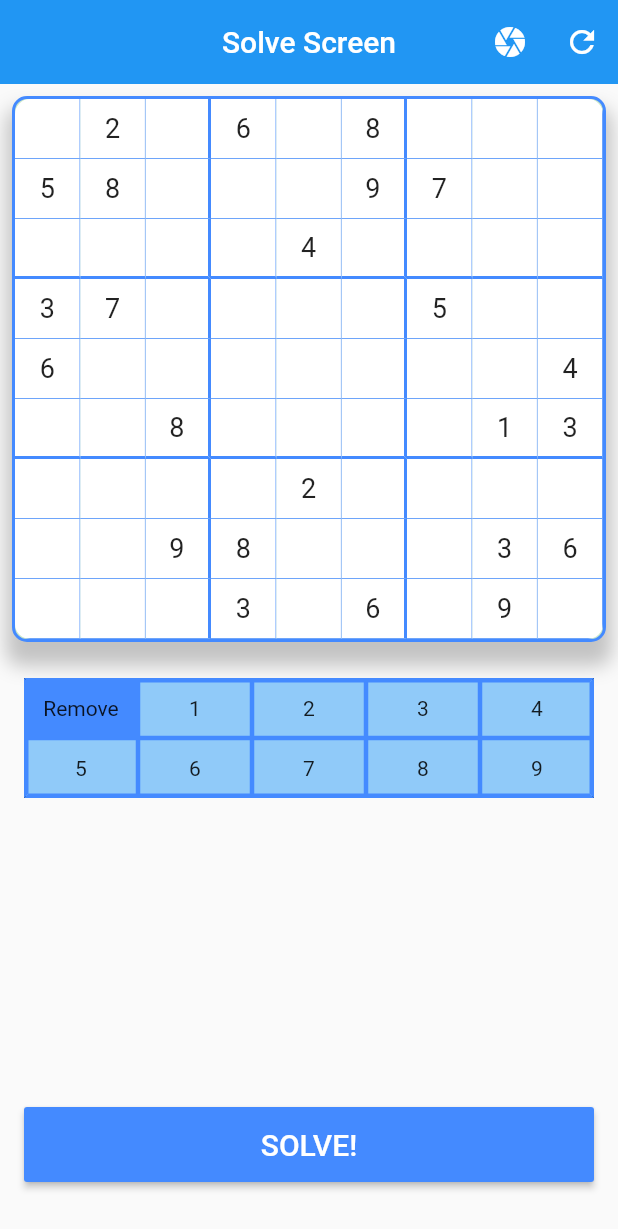
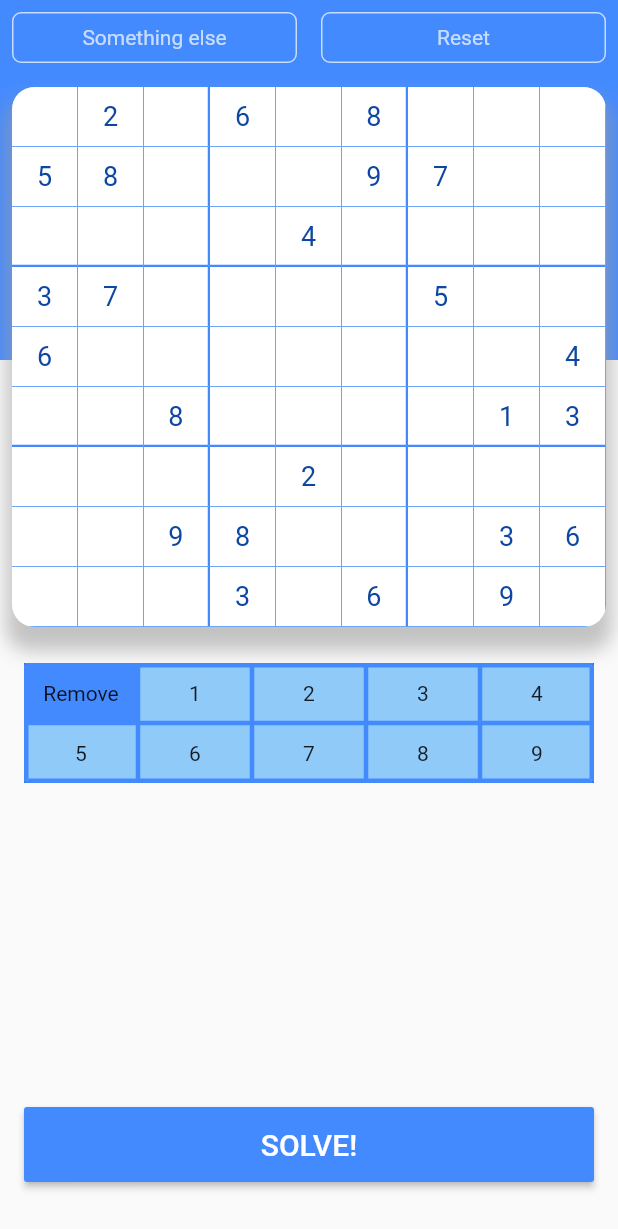
Before and after one commit to Flutter-Buddies/sudoku-solver, a Flutter app: the screen it shows after launch, on a phone screen of 412 x 824 dp. Shown: the top 1229 px of the screen. Run offline on Flutter 3.47's test engine with Material 2 defaults, Android fonts, the phone set to English and light mode, and no system bars.

Commit message:
Added buttons at top of solve screen

```diff
--- a/lib/main.dart
+++ b/lib/main.dart
@@ -2,11 +2,13 @@ import 'package:flutter/material.dart';
 import 'package:provider/provider.dart';
 import 'package:sudoku_solver/screens/solve_screen.dart';
 import 'package:sudoku_solver/screens/history_screen.dart';
-import 'package:sudoku_solver/screens/home_screen.dart';
 import 'package:sudoku_solver/models/sudoku_grid.dart';
 import 'package:sudoku_solver/constants/example_boards.dart';
+import 'package:flutter/services.dart';
 
 void main() {
+  SystemChrome.setSystemUIOverlayStyle(
+      SystemUiOverlayStyle(statusBarColor: Colors.blueAccent));
   runApp(MyApp());
 }
 
@@ -19,12 +21,12 @@ class MyApp extends StatelessWidget {
         debugShowCheckedModeBanner: false,
         title: 'Sudoku Solver',
         theme: ThemeData(
+          brightness: Brightness.light,
           primarySwatch: Colors.blue,
           visualDensity: VisualDensity.adaptivePlatformDensity,
         ),
         initialRoute: 'solve',
         routes: {
-          'home': (context) => MyHomePage(),
           'solve': (context) => SolveScreen(),
           'history': (context) => HistoryScreen(),
         },
--- a/lib/screens/solve_screen.dart
+++ b/lib/screens/solve_screen.dart
@@ -1,38 +1,50 @@
 import 'package:flutter/material.dart';
 import 'package:sudoku_solver/constants/enums.dart';
 import 'package:sudoku_solver/models/sudoku_grid.dart';
+import 'package:sudoku_solver/widgets/secondary_button.dart';
 import 'package:sudoku_solver/widgets/sudoku_table.dart';
 import 'package:sudoku_solver/widgets/keypad.dart';
 import 'package:provider/provider.dart';
 
 class SolveScreen extends StatelessWidget {
-  final int width = 9;
-  final int height = 9;
-
   @override
   Widget build(BuildContext context) {
     return Scaffold(
-      appBar: AppBar(
-        elevation: 0,
-        actions: [
-          IconButton(
-            icon: Icon(Icons.camera),
-            onPressed: () {
-              // open camera to take picture of sudoku puzzle
-            },
+      body: SafeArea(
+        bottom: false,
+        child: Stack(
+          children: [
+            // Blue background at top of the screen
+            Container(
+              width: double.infinity,
+              height: 240,
+              color: Colors.blueAccent,
             ),
-          IconButton(
-              icon: Icon(Icons.refresh),
-              onPressed: () {
-                Provider.of<SudokuGrid>(context, listen: false).resetBoard();
-              })
-        ],
-        title: Text('Solve Screen'),
-        centerTitle: true,
-      ),
-      body: Column(
+            Column(
               crossAxisAlignment: CrossAxisAlignment.stretch,
               children: [
+                Row(
+                  children: [
+                    Expanded(
+                      child: Padding(
+                        padding: const EdgeInsets.all(8.0),
+                        child: SecondaryButton(
+                          onTap: () {},
+                          label: 'Something else',
+                        ),
+                      ),
+                    ),
+                    Expanded(
+                      child: Padding(
+                        padding: const EdgeInsets.all(8.0),
+                        child: SecondaryButton(
+                          onTap: () => context.read<SudokuGrid>().resetBoard(),
+                          label: 'Reset',
+                        ),
+                      ),
+                    ),
+                  ],
+                ),
                 Padding(
                   padding: const EdgeInsets.all(8.0),
                   child: SudokuTable(),
@@ -60,6 +72,9 @@ class SolveScreen extends StatelessWidget {
                   height: 20,
                 ),
               ],
+            ),
+          ],
+        ),
       ),
     );
   }
--- /dev/null
+++ b/lib/widgets/secondary_button.dart
@@ -0,0 +1,28 @@
+import 'dart:ui';
+
+import 'package:flutter/material.dart';
+
+class SecondaryButton extends StatelessWidget {
+  final Function onTap;
+  final String label;
+  SecondaryButton({@required this.onTap, @required this.label});
+  @override
+  Widget build(BuildContext context) {
+    return InkWell(
+      onTap: onTap,
+      child: Container(
+        padding: EdgeInsets.all(8.0),
+        decoration: BoxDecoration(
+          borderRadius: BorderRadius.circular(6),
+          border: Border.all(color: Colors.white.withOpacity(0.7)),
+        ),
+        child: Center(
+          child: Text(
+            label,
+            style: TextStyle(color: Colors.white.withOpacity(0.7)),
+          ),
+        ),
+      ),
+    );
+  }
+}
--- a/lib/widgets/sudoku_cell.dart
+++ b/lib/widgets/sudoku_cell.dart
@@ -27,6 +27,9 @@ class SudokuCell extends StatelessWidget {
         decoration: BoxDecoration(
           color: Colors.white,
           border: Border(
+            // Right and bottom border to be thicker for 2nd and 5th index
+            // Along with the table outer border this creates the inner and outer grids
+            // Todo: Figure out a way to not have a border on bottom and right side of table
             right: BorderSide(
               width: (Provider.of<BoardSquare>(context, listen: false)
                               .position
@@ -36,7 +39,7 @@ class SudokuCell extends StatelessWidget {
                               .position
                               .y ==
                           5)
-                  ? 2
+                  ? 1.5
                   : 0.5,
               color: Colors.blueAccent,
             ),
@@ -49,7 +52,7 @@ class SudokuCell extends StatelessWidget {
                               .position
                               .x ==
                           5)
-                  ? 2
+                  ? 1.5
                   : 0.5,
               color: Colors.blueAccent,
             ),
@@ -58,7 +61,7 @@ class SudokuCell extends StatelessWidget {
         child: Center(
           child: Text(
             getCellValue(Provider.of<BoardSquare>(context).value),
-            style: TextStyle(fontSize: 18),
+            style: TextStyle(fontSize: 18, color: Colors.blue[900]),
           ),
         ),
       ),
--- a/lib/widgets/sudoku_table.dart
+++ b/lib/widgets/sudoku_table.dart
@@ -5,7 +5,7 @@ import 'package:provider/provider.dart';
 import 'package:sudoku_solver/models/sudoku_grid.dart';
 
 class SudokuTable extends StatelessWidget {
-  static const _borderRadius = 10.0;
+  static const _borderRadius = 15.0;
   @override
   Widget build(BuildContext context) {
     return Container(
@@ -14,7 +14,7 @@ class SudokuTable extends StatelessWidget {
         borderRadius: BorderRadius.all(
           Radius.circular(_borderRadius),
         ),
-        border: Border.all(color: Colors.blueAccent, width: 2),
+        // border: Border.all(color: Colors.blueAccent, width: 2),
         boxShadow: [
           BoxShadow(
             color: Colors.grey.withOpacity(0.6),
@@ -32,16 +32,6 @@ class SudokuTable extends StatelessWidget {
         child: Container(
           child: Table(
             defaultVerticalAlignment: TableCellVerticalAlignment.middle,
-            border: TableBorder(
-                // left: BorderSide(
-                //   width: 3,
-                //   color: Colors.blueAccent,
-                // ),
-                // top: BorderSide(
-                //   width: 3,
-                //   color: Colors.blueAccent,
-                // ),
-                ),
             children: List.generate(
               Provider.of<SudokuGrid>(context, listen: false).height,
               (int rowNumber) => TableRow(
```
Also changed, not shown: lib/screens/home_screen.dart (deleted, +0 -44 lines). Lines whose indentation alone changed are shown as unchanged.
